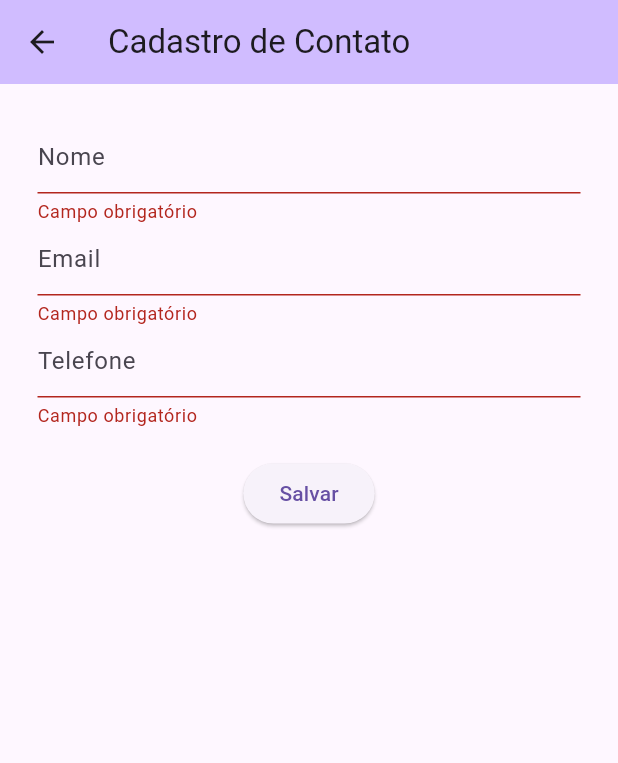
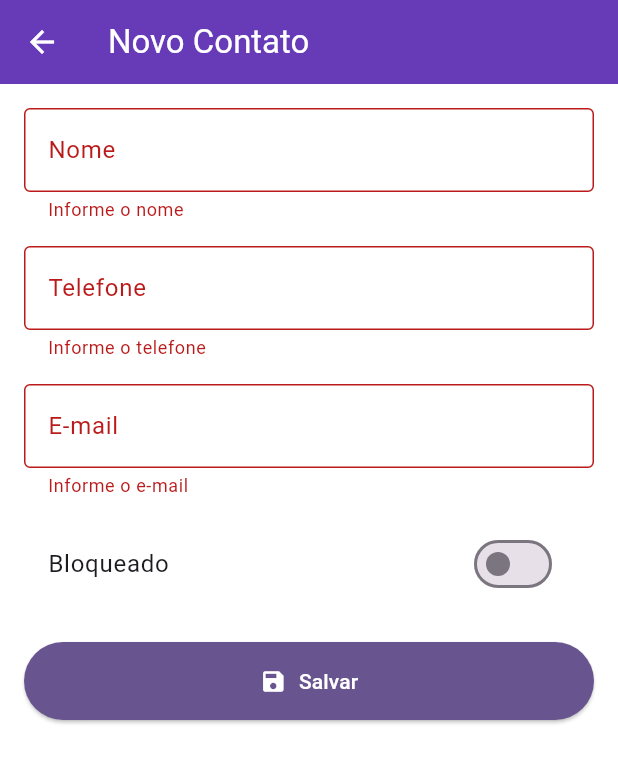
Before and after one commit to Yuri-Luan-Rodrigues/App_agenda, a Flutter app: the NovoCadastroScreen screen opened directly, after a tap on "Salvar", on a phone screen of 412 x 824 dp. Shown: the top 763 px of the screen. Run offline on Flutter 3.47's test engine with Material 3 defaults, Android fonts, the phone set to English and light mode, and no system bars.

Commit message:
melhorias diversas
tudo funcionando

```diff
--- a/app_agenda/lib/models/contato_entity.dart
+++ b/app_agenda/lib/models/contato_entity.dart
@@ -1,13 +1,13 @@
 class ContatoEntity {
   String nome;
+  String telefone;
   String email;
-  String telefone;
   bool bloqueado;
 
   ContatoEntity({
-    this.nome = '',
-    this.email = '',
-    this.telefone = '',
+    required this.nome,
+    required this.telefone,
+    required this.email,
     this.bloqueado = false,
   });
 }
--- a/app_agenda/lib/screens/novo_cadastro_screen.dart
+++ b/app_agenda/lib/screens/novo_cadastro_screen.dart
@@ -11,63 +11,131 @@ class NovoCadastroScreen extends StatefulWidget {
 }
 
 class _NovoCadastroScreenState extends State<NovoCadastroScreen> {
-  final GlobalKey<FormState> _formKey = GlobalKey<FormState>();
-  late ContatoEntity contatoEntity;
+  final _formKey = GlobalKey<FormState>();
+  late TextEditingController _nomeController;
+  late TextEditingController _telefoneController;
+  late TextEditingController _emailController;
+  bool _bloqueado = false;
 
   @override
   void initState() {
     super.initState();
-    contatoEntity = widget.contato != null
-        ? ContatoEntity(
-            nome: widget.contato!.nome,
-            email: widget.contato!.email,
-            telefone: widget.contato!.telefone,
-          )
-        : ContatoEntity();
+    _nomeController = TextEditingController(text: widget.contato?.nome ?? '');
+    _telefoneController = TextEditingController(text: widget.contato?.telefone ?? '');
+    _emailController = TextEditingController(text: widget.contato?.email ?? '');
+    _bloqueado = widget.contato?.bloqueado ?? false;
+  }
+
+  @override
+  void dispose() {
+    _nomeController.dispose();
+    _telefoneController.dispose();
+    _emailController.dispose();
+    super.dispose();
+  }
+
+  void _salvarContato() {
+    if (_formKey.currentState!.validate()) {
+      final novoContato = ContatoEntity(
+        nome: _nomeController.text.trim(),
+        telefone: _telefoneController.text.trim(),
+        email: _emailController.text.trim(),
+        bloqueado: _bloqueado,
+      );
+      Navigator.of(context).pop(novoContato);
+    }
   }
 
   @override
   Widget build(BuildContext context) {
+    final colorScheme = Theme.of(context).colorScheme;
+
     return Scaffold(
       appBar: AppBar(
-        backgroundColor: Theme.of(context).colorScheme.inversePrimary,
-        title: const Text('Cadastro de Contato'),
+        title: Text(widget.contato == null ? 'Novo Contato' : 'Editar Contato'),
       ),
-      body: Form(
-        key: _formKey,
-        child: Padding(
-          padding: const EdgeInsets.all(25.0),
-          child: Column(
+      body: Padding(
+        padding: const EdgeInsets.all(16.0),
+        child: Form(
+          key: _formKey,
+          child: ListView(
             children: [
+              // Campo Nome
               TextFormField(
-                initialValue: contatoEntity.nome,
-                decoration: const InputDecoration(hintText: 'Nome'),
-                validator: (value) =>
-                    value == null || value.isEmpty ? 'Campo obrigatório' : null,
-                onChanged: (value) => contatoEntity.nome = value,
+                controller: _nomeController,
+                decoration: const InputDecoration(
+                  labelText: 'Nome',
+                  border: OutlineInputBorder(),
+                ),
+                validator: (value) {
+                  if (value == null || value.trim().isEmpty) {
+                    return 'Informe o nome';
+                  }
+                  return null;
+                },
               ),
+              const SizedBox(height: 16),
+
+              // Campo Telefone
               TextFormField(
-                initialValue: contatoEntity.email,
-                decoration: const InputDecoration(hintText: 'Email'),
-                validator: (value) =>
-                    value == null || value.isEmpty ? 'Campo obrigatório' : null,
-                onChanged: (value) => contatoEntity.email = value,
+                controller: _telefoneController,
+                decoration: const InputDecoration(
+                  labelText: 'Telefone',
+                  border: OutlineInputBorder(),
+                ),
+                keyboardType: TextInputType.phone,
+                validator: (value) {
+                  if (value == null || value.trim().isEmpty) {
+                    return 'Informe o telefone';
+                  }
+                  return null;
+                },
               ),
+              const SizedBox(height: 16),
+
+              // Campo E-mail
               TextFormField(
-                initialValue: contatoEntity.telefone,
-                decoration: const InputDecoration(hintText: 'Telefone'),
-                validator: (value) =>
-                    value == null || value.isEmpty ? 'Campo obrigatório' : null,
-                onChanged: (value) => contatoEntity.telefone = value,
+                controller: _emailController,
+                decoration: const InputDecoration(
+                  labelText: 'E-mail',
+                  border: OutlineInputBorder(),
+                ),
+                keyboardType: TextInputType.emailAddress,
+                validator: (value) {
+                  if (value == null || value.trim().isEmpty) {
+                    return 'Informe o e-mail';
+                  }
+                  final emailRegex = RegExp(r'^[\w\.-]+@[\w\.-]+\.\w+$');
+                  if (!emailRegex.hasMatch(value.trim())) {
+                    return 'E-mail inválido';
+                  }
+                  return null;
+                },
               ),
-              const SizedBox(height: 20),
-              ElevatedButton(
-                onPressed: () {
-                  if (_formKey.currentState!.validate()) {
-                    Navigator.pop(context, contatoEntity);
-                  }
+              const SizedBox(height: 16),
+
+              // Switch Bloqueado
+              SwitchListTile(
+                title: const Text('Bloqueado'),
+                value: _bloqueado,
+                onChanged: (value) {
+                  setState(() {
+                    _bloqueado = value;
+                  });
                 },
-                child: const Text('Salvar'),
+              ),
+              const SizedBox(height: 24),
+
+              // Botão Salvar
+              ElevatedButton.icon(
+                style: ElevatedButton.styleFrom(
+                  backgroundColor: colorScheme.primary,
+                  foregroundColor: colorScheme.onPrimary,
+                  padding: const EdgeInsets.symmetric(vertical: 16),
+                ),
+                icon: const Icon(Icons.save),
+                label: const Text('Salvar'),
+                onPressed: _salvarContato,
               ),
             ],
           ),
```
Also changed, not shown: app_agenda/lib/main.dart (+33 -2 lines), app_agenda/lib/screens/detalhes_contato_screen.dart (added, +89 -0 lines), app_agenda/lib/screens/home_screen.dart (+5 -3 lines), app_agenda/lib/widgets/contato_tile.dart (+46 -22 lines), app_agenda/pubspec.yaml (+4 -60 lines).
